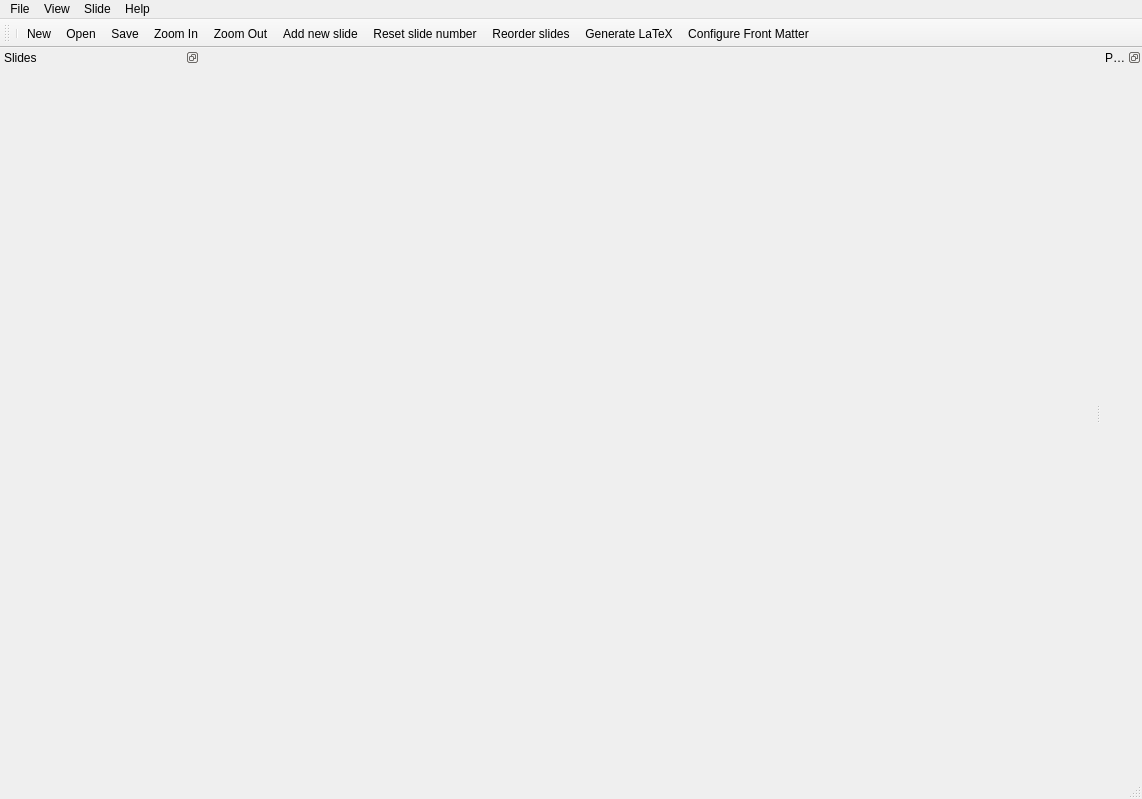
Before: the Qt Designer form gui/MainWindow.ui in acroper/BeamerQt, drawn with Qt 5.
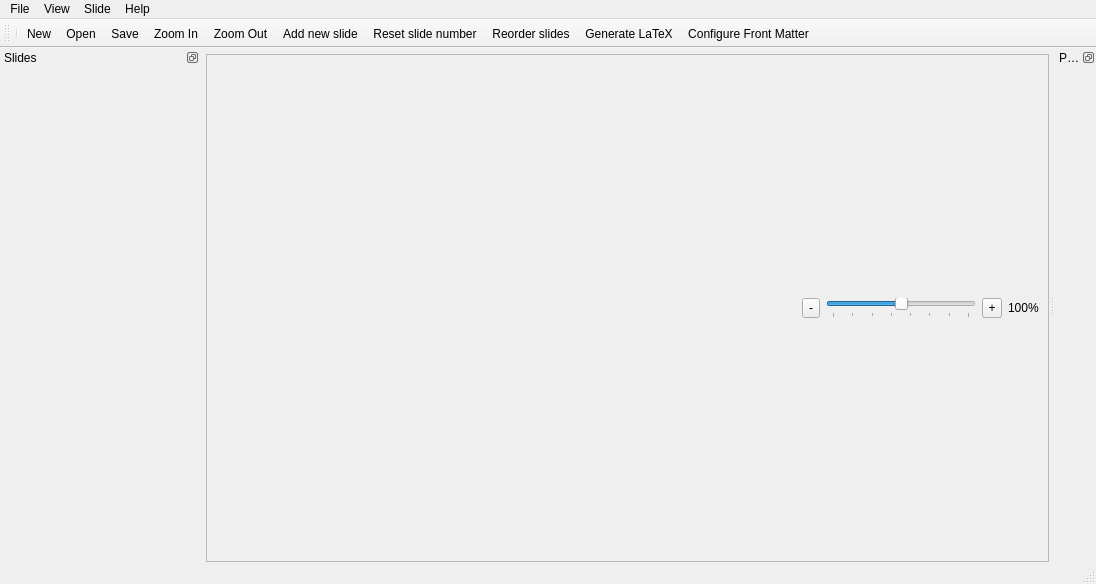
After: the same form once the commit is applied.

Commit message:
Added zoom bar to the interface
No functioning yet

Diff of the .ui file:
```diff
--- a/gui/MainWindow.ui
+++ b/gui/MainWindow.ui
@@ -6,8 +6,8 @@
    <rect>
     <x>0</x>
     <y>0</y>
-    <width>1142</width>
-    <height>799</height>
+    <width>1096</width>
+    <height>584</height>
    </rect>
   </property>
   <property name="windowTitle">
@@ -44,7 +44,112 @@
      </widget>
     </item>
     <item>
-     <layout class="QHBoxLayout" name="CentralPanel"/>
+     <layout class="QHBoxLayout" name="CentralPanel">
+      <item>
+       <widget class="QFrame" name="ZoomPanel">
+        <property name="frameShape">
+         <enum>QFrame::StyledPanel</enum>
+        </property>
+        <property name="frameShadow">
+         <enum>QFrame::Raised</enum>
+        </property>
+        <layout class="QHBoxLayout" name="horizontalLayout_2">
+         <item>
+          <spacer name="horizontalSpacer_2">
+           <property name="orientation">
+            <enum>Qt::Horizontal</enum>
+           </property>
+           <property name="sizeHint" stdset="0">
+            <size>
+             <width>151</width>
+             <height>20</height>
+            </size>
+           </property>
+          </spacer>
+         </item>
+         <item>
+          <widget class="QToolButton" name="toolButton_3">
+           <property name="maximumSize">
+            <size>
+             <width>20</width>
+             <height>20</height>
+            </size>
+           </property>
+           <property name="text">
+            <string>-</string>
+           </property>
+          </widget>
+         </item>
+         <item>
+          <widget class="QSlider" name="horizontalSlider_2">
+           <property name="minimumSize">
+            <size>
+             <width>150</width>
+             <height>20</height>
+            </size>
+           </property>
+           <property name="maximumSize">
+            <size>
+             <width>150</width>
+             <height>20</height>
+            </size>
+           </property>
+           <property name="minimum">
+            <number>30</number>
+           </property>
+           <property name="maximum">
+            <number>170</number>
+           </property>
+           <property name="singleStep">
+            <number>10</number>
+           </property>
+           <property name="value">
+            <number>100</number>
+           </property>
+           <property name="orientation">
+            <enum>Qt::Horizontal</enum>
+           </property>
+           <property name="invertedAppearance">
+            <bool>false</bool>
+           </property>
+           <property name="tickPosition">
+            <enum>QSlider::TicksBelow</enum>
+           </property>
+           <property name="tickInterval">
+            <number>20</number>
+           </property>
+          </widget>
+         </item>
+         <item>
+          <widget class="QToolButton" name="toolButton_4">
+           <property name="maximumSize">
+            <size>
+             <width>20</width>
+             <height>20</height>
+            </size>
+           </property>
+           <property name="text">
+            <string>+</string>
+           </property>
+          </widget>
+         </item>
+         <item>
+          <widget class="QLabel" name="label_2">
+           <property name="maximumSize">
+            <size>
+             <width>16777215</width>
+             <height>20</height>
+            </size>
+           </property>
+           <property name="text">
+            <string>100%</string>
+           </property>
+          </widget>
+         </item>
+        </layout>
+       </widget>
+      </item>
+     </layout>
     </item>
    </layout>
   </widget>
@@ -53,8 +158,8 @@
     <rect>
      <x>0</x>
      <y>0</y>
-     <width>1142</width>
-     <height>22</height>
+     <width>1096</width>
+     <height>26</height>
     </rect>
    </property>
    <widget class="QMenu" name="menuFile">
```
The commit also changes 1 other file.
